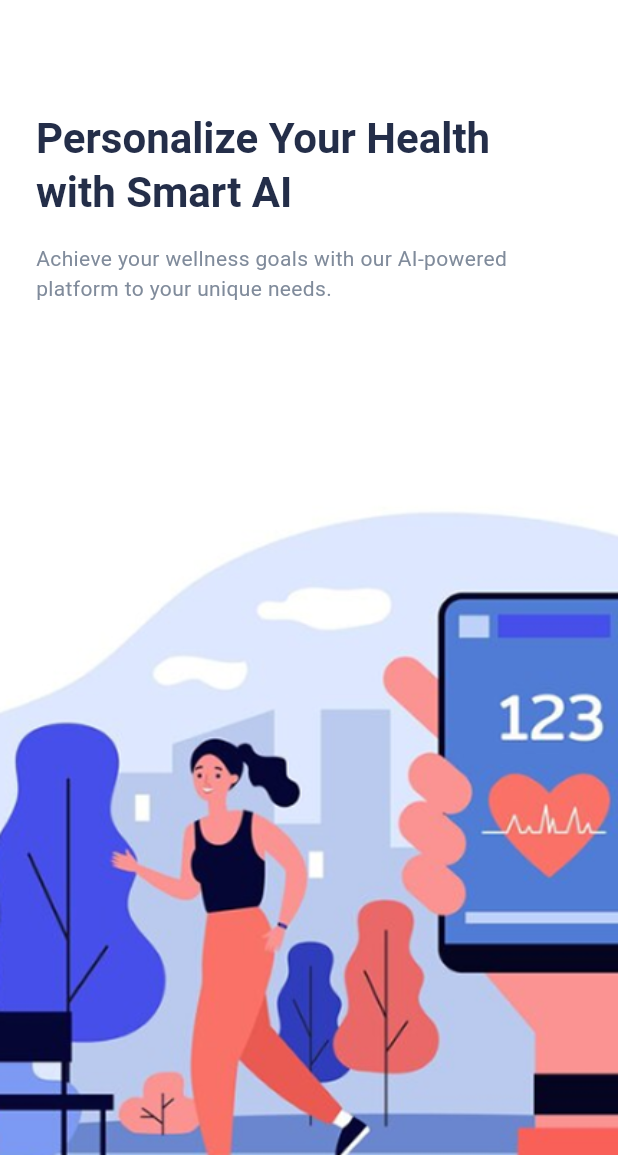
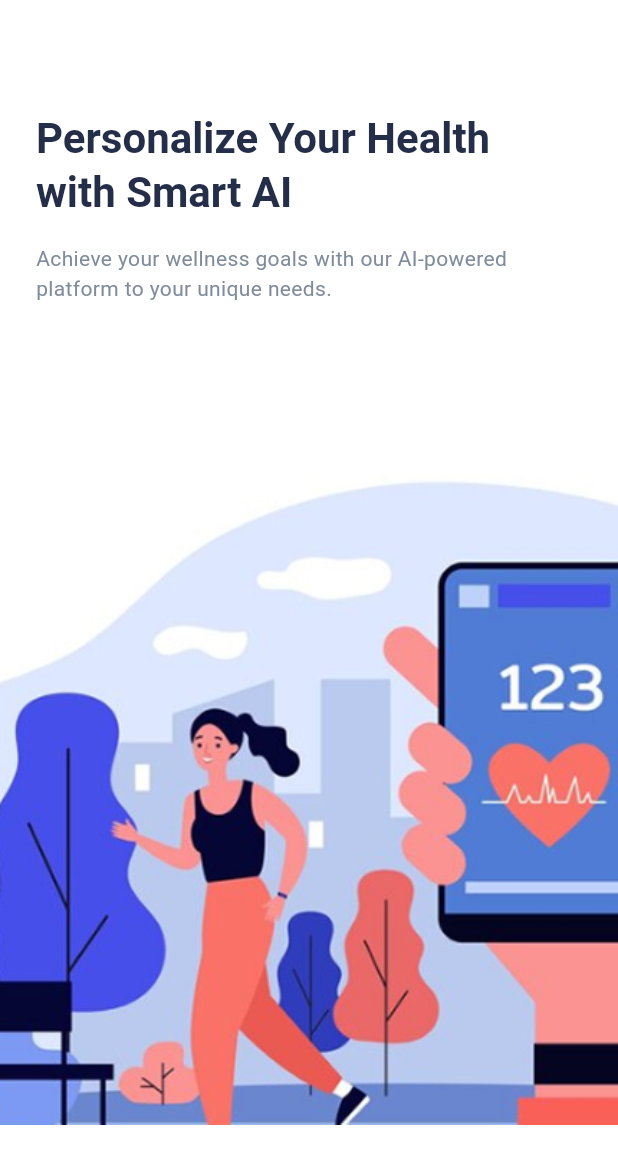
Before and after one commit to FarhanTZ/Skripsi-frontend, a Flutter app: the screen it shows after launch, swiped to page 2, on a phone screen of 412 x 824 dp, the part 81-1236 px from its top. Run offline on Flutter 3.47's test engine with Material 3 defaults, Android fonts, the phone set to English and light mode, and no system bars; drawn by our look-alikes of smooth_page_indicator; our stand-ins replace curved_navigation_bar, fl_chart, flutter_svg.

Commit message:
Fix Flex Tampilan Introduction

```diff
--- a/glupulse/lib/features/presentation/screens/introduction/introduction_screen.dart
+++ b/glupulse/lib/features/presentation/screens/introduction/introduction_screen.dart
@@ -103,7 +103,9 @@ class _IntroductionScreenState extends State<IntroductionScreen> {
                 },
                 children: [
                   // Slide pertama dengan layout khusus
-                  Column(
+                  // Dibungkus dengan SingleChildScrollView agar tidak overflow
+                  SingleChildScrollView(
+                    child: Column(
                       mainAxisAlignment: MainAxisAlignment.start, // Mulai dari atas
                       children: [
                         const SizedBox(height: 20), // Beri jarak dari kontrol di atas
@@ -173,7 +175,9 @@ class _IntroductionScreenState extends State<IntroductionScreen> {
                             ),
                           ],
                         ),
+                        const SizedBox(height: 20), // Beri padding bawah
                       ],
+                    ),
                   ),
                   IntroPage(
                     imageUrl: 'assets/images/Introduction_2.png',
@@ -210,7 +214,9 @@ class IntroPage extends StatelessWidget {
 
   @override
   Widget build(BuildContext context) {
-    return Column(
+    // Dibungkus SingleChildScrollView agar fleksibel di berbagai ukuran layar
+    return SingleChildScrollView(
+      child: Column(
         crossAxisAlignment: CrossAxisAlignment.start,
         children: [
           Padding(
@@ -239,14 +245,16 @@ class IntroPage extends StatelessWidget {
               ],
             ),
           ),
-        const Spacer(), // Mendorong gambar ke bawah
+          const SizedBox(height: 40), // Memberi jarak antara teks dan gambar
           // Gambar di tengah
           Image.asset(
             imageUrl,
             width: double.infinity,
             fit: BoxFit.fitWidth,
           ),
+          const SizedBox(height: 20), // Padding bawah
         ],
+      ),
     );
   }
 }
```
Lines whose indentation alone changed are shown as unchanged.
